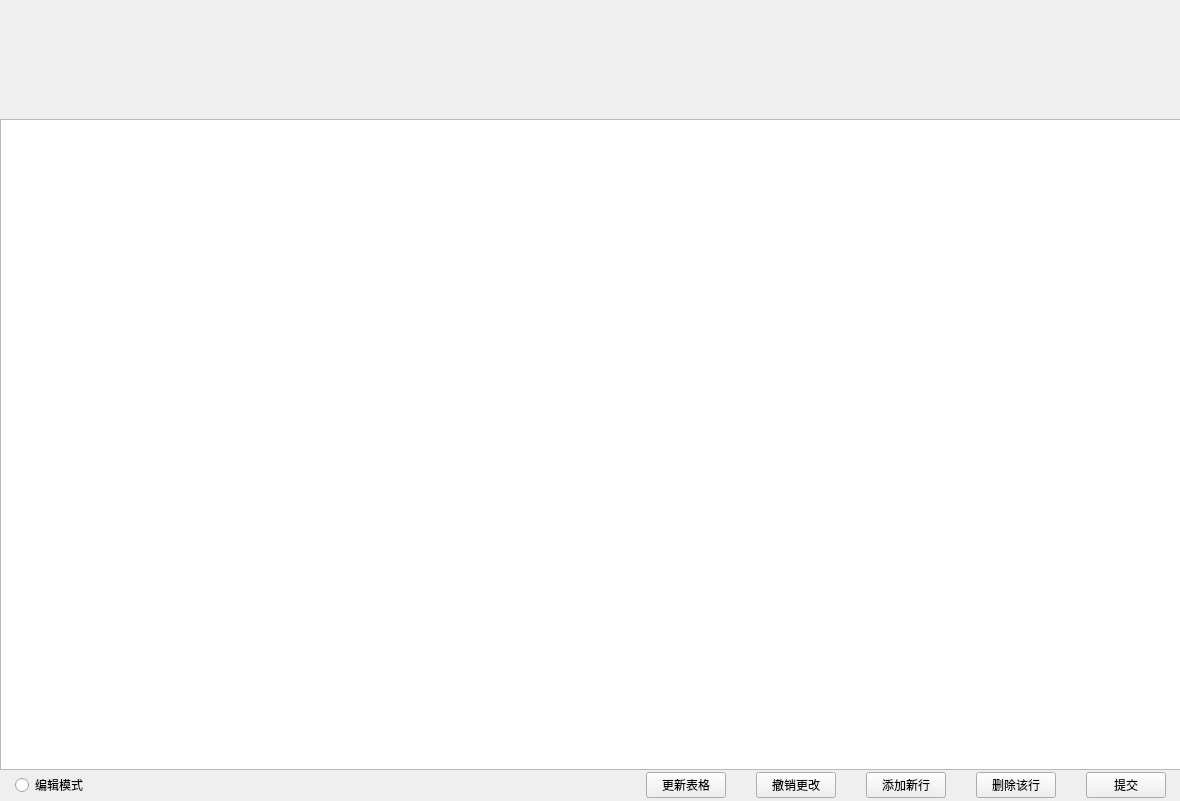
The window that playerpage.ui (Ozal220/WorldCupManagerSystem) describes before a commit, drawn with Qt 5.
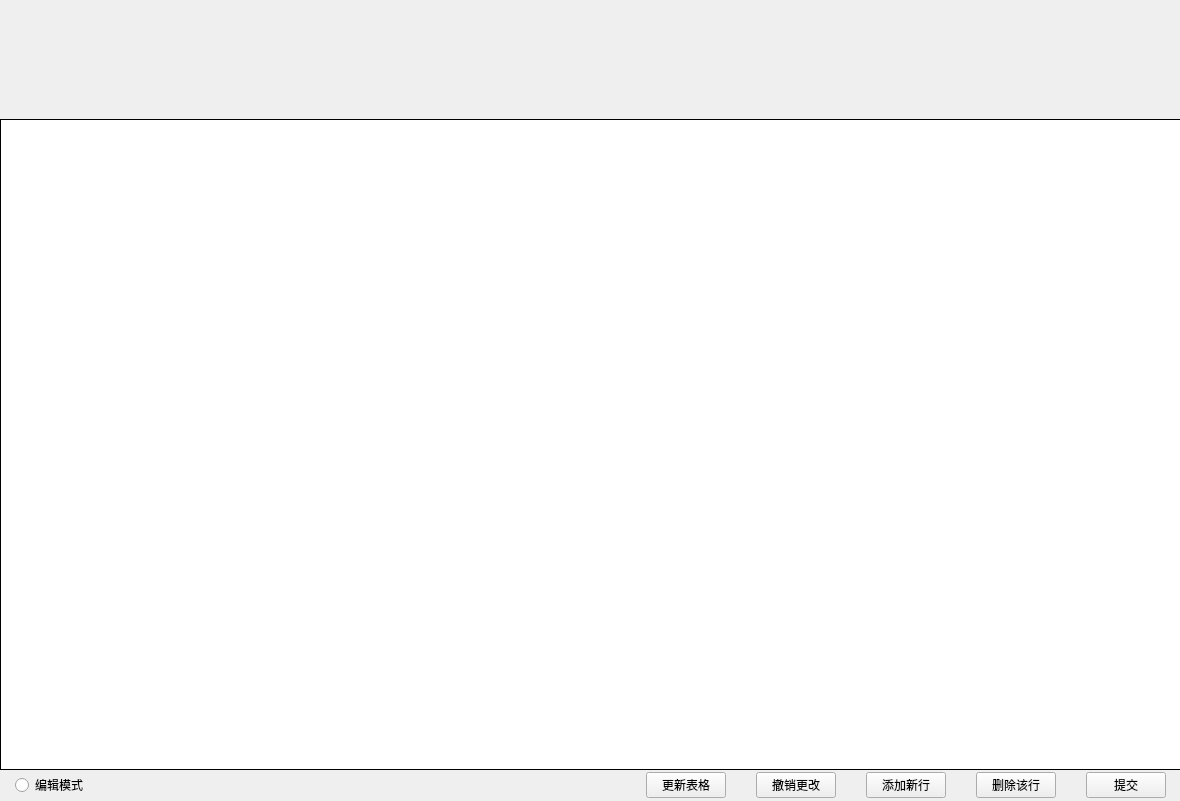
The same window after the commit.

```diff
--- a/playerpage.ui
+++ b/playerpage.ui
@@ -22,6 +22,24 @@
      <height>651</height>
     </rect>
    </property>
+   <property name="font">
+    <font>
+     <family>黑体</family>
+     <pointsize>10</pointsize>
+    </font>
+   </property>
+   <property name="frameShape">
+    <enum>QFrame::Box</enum>
+   </property>
+   <property name="frameShadow">
+    <enum>QFrame::Plain</enum>
+   </property>
+   <property name="alternatingRowColors">
+    <bool>true</bool>
+   </property>
+   <property name="sortingEnabled">
+    <bool>true</bool>
+   </property>
   </widget>
   <widget class="QWidget" name="gridLayoutWidget">
    <property name="geometry">
```
